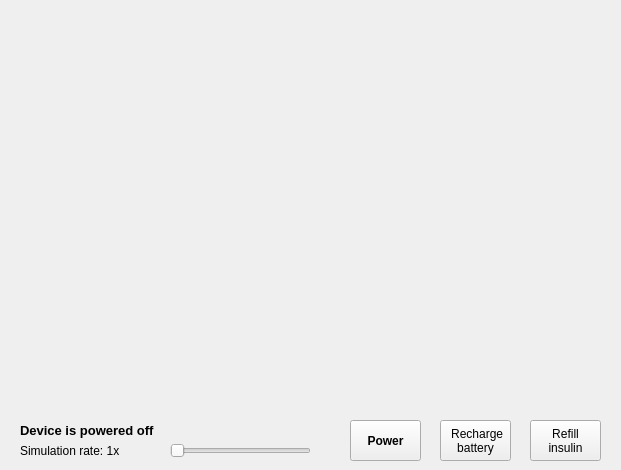
xHWAHx/InsulinPumpSimulator-Group35, file code/device.ui: the form before one commit.
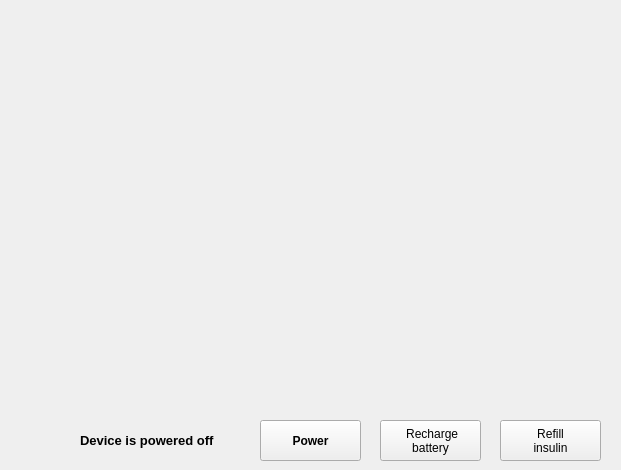
The form after the commit.

Commit message:
Removed simulation rate slider and adjusted IQ
Removed the simulation rate slider and display because the program
couldn't run at the high rates due to the datalogger writing to disk on
ecah tick.

Adjusted the ControlIQ algorithm to only resume the basal pumping when
glucose levels reach the target rate rather than anything above 3.9.

```diff
--- a/code/device.ui
+++ b/code/device.ui
@@ -23,9 +23,9 @@
    <widget class="QPushButton" name="powerButton">
     <property name="geometry">
      <rect>
-      <x>350</x>
+      <x>260</x>
       <y>420</y>
-      <width>71</width>
+      <width>101</width>
       <height>41</height>
      </rect>
     </property>
@@ -42,10 +42,10 @@
    <widget class="QLabel" name="powerLabel">
     <property name="geometry">
      <rect>
-      <x>20</x>
+      <x>80</x>
       <y>420</y>
-      <width>321</width>
-      <height>21</height>
+      <width>181</width>
+      <height>41</height>
      </rect>
     </property>
     <property name="font">
@@ -75,9 +75,9 @@
    <widget class="QPushButton" name="chargeBatteryButton">
     <property name="geometry">
      <rect>
-      <x>440</x>
+      <x>380</x>
       <y>420</y>
-      <width>71</width>
+      <width>101</width>
       <height>41</height>
      </rect>
     </property>
@@ -95,9 +95,9 @@
    <widget class="QPushButton" name="refillInsulinButton">
     <property name="geometry">
      <rect>
-      <x>530</x>
+      <x>500</x>
       <y>420</y>
-      <width>71</width>
+      <width>101</width>
       <height>41</height>
      </rect>
     </property>
@@ -112,50 +112,6 @@
 insulin</string>
     </property>
    </widget>
-   <widget class="QLabel" name="rateLabel">
-    <property name="geometry">
-     <rect>
-      <x>20</x>
-      <y>440</y>
-      <width>141</width>
-      <height>21</height>
-     </rect>
-    </property>
-    <property name="text">
-     <string>Simulation rate: 1x</string>
-    </property>
-   </widget>
-   <widget class="QSlider" name="rateSlider">
-    <property name="geometry">
-     <rect>
-      <x>170</x>
-      <y>440</y>
-      <width>141</width>
-      <height>21</height>
-     </rect>
-    </property>
-    <property name="minimum">
-     <number>1</number>
-    </property>
-    <property name="maximum">
-     <number>100</number>
-    </property>
-    <property name="singleStep">
-     <number>10</number>
-    </property>
-    <property name="pageStep">
-     <number>10</number>
-    </property>
-    <property name="orientation">
-     <enum>Qt::Horizontal</enum>
-    </property>
-    <property name="tickPosition">
-     <enum>QSlider::NoTicks</enum>
-    </property>
-    <property name="tickInterval">
-     <number>100</number>
-    </property>
-   </widget>
   </widget>
  </widget>
  <resources/>
```
The commit also changes 5 other files.
